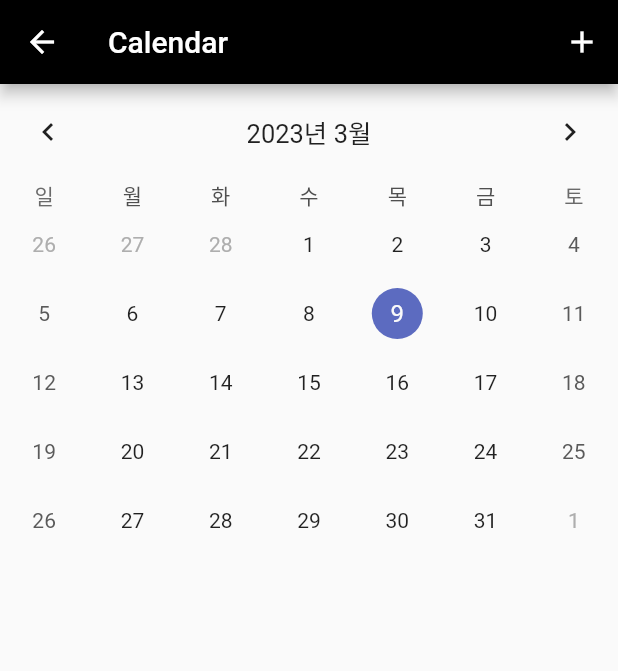
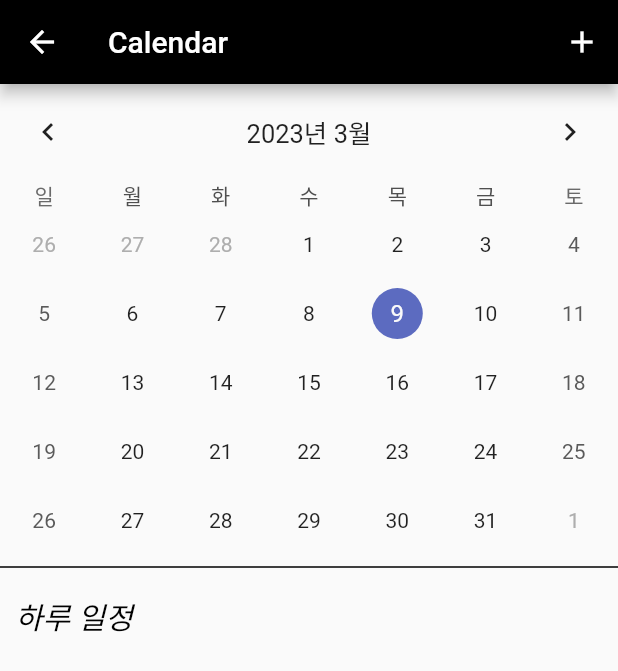
Before and after one commit to kmc-psh/schoolapp, a Flutter app: the CalendarPage screen opened directly, on a phone screen of 412 x 824 dp. Shown: the top 671 px of the screen. Run offline on Flutter 3.47's test engine with Material 2 defaults, Android fonts, the phone set to English and light mode, and no system bars; drawn by our look-alikes of table_calendar; our stand-ins replace cloud_firestore, firebase_core, firebase_storage, get, image_picker, logger; missing offline and left inert: kakao_flutter_sdk_user; accounts and stored records are empty; Roboto replaces fonts that are missing (salt).

Commit message:
캘린더 pk 구현

```diff
--- a/lib/page/calendarpage.dart
+++ b/lib/page/calendarpage.dart
@@ -5,16 +5,27 @@ import 'package:table_calendar/table_calendar.dart';
 import 'package:uuid/uuid.dart';
 
 class CalendarPage extends StatefulWidget {
-  const CalendarPage({super.key});
+  int? pk;
+
+  CalendarPage({super.key, this.pk});
 
   @override
   State<CalendarPage> createState() => _CalendarPageState();
 }
 
 class _CalendarPageState extends State<CalendarPage> {
-  var pk = const Uuid().v1();
+  late Map<DateTime, List<Event>> selectedEvents;
 
-  late Map<DateTime, List<Event>> selectedEvents;
+  // List<Event> _evloder(DateTime date) {
+  //   return selectedEvents[today] ?? [];
+  // }
+
+  // @override
+  // void initState() {
+  //   selectedEvents = {};
+
+  //   super.initState();
+  // }
 
   DateTime today = DateTime.now();
 
@@ -73,7 +84,8 @@ class _CalendarPageState extends State<CalendarPage> {
         children: [
           StreamBuilder<QuerySnapshot>(
               stream: FirebaseFirestore.instance
-                  .collection('$pk.$today')
+                  // .collection('$pk.$today')
+                  .collection(widget.pk.toString())
                   .snapshots(),
               builder: (context, snapshot) {
                 if (!snapshot.hasData) {
@@ -95,6 +107,26 @@ class _CalendarPageState extends State<CalendarPage> {
                         firstDay: DateTime.utc(2010, 10, 16),
                         lastDay: DateTime.utc(2030, 10, 16),
                         onDaySelected: _onDaySelected,
+                        // eventLoader: _evloder,
+                      ),
+                      const Divider(
+                        thickness: 1,
+                        color: Colors.black,
+                      ),
+                      Padding(
+                        padding: const EdgeInsets.all(10),
+                        child: Row(
+                          crossAxisAlignment: CrossAxisAlignment.start,
+                          children: const [
+                            Text(
+                              '하루 일정',
+                              style: TextStyle(
+                                  fontStyle: FontStyle.italic,
+                                  color: Colors.black,
+                                  fontSize: 20),
+                            ),
+                          ],
+                        ),
                       ),
                       Expanded(
                         child: ListView(
@@ -116,9 +148,8 @@ class _CalendarPageState extends State<CalendarPage> {
       snapshot['title'],
     );
     return ListTile(
-      title: Text(
-        event.title,
-      ),
+      title: Text(event.title,
+          style: const TextStyle(fontStyle: FontStyle.italic, fontSize: 18)),
       trailing: IconButton(
         icon: const Icon(Icons.delete_forever),
         onPressed: () => _deleteEvent(snapshot),
@@ -128,7 +159,7 @@ class _CalendarPageState extends State<CalendarPage> {
 
   void _deleteEvent(DocumentSnapshot snapshot) {
     FirebaseFirestore.instance
-        .collection('$pk.$today')
+        .collection(widget.pk.toString())
         .doc(snapshot.id)
         .delete();
   }
@@ -136,7 +167,7 @@ class _CalendarPageState extends State<CalendarPage> {
   void _addEvent(Event event) {
     setState(() {
       FirebaseFirestore.instance
-          .collection('$pk.$today')
+          .collection(widget.pk.toString())
           .add({'title': event.title});
       _eventController.text = "";
     });
```
